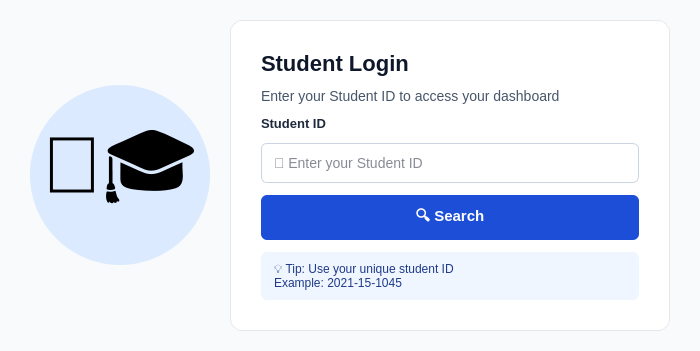
First picture: the form in gui/studentlogindialog.ui, repository mariiamahmd/Student-Grades-Checker, before the edit.
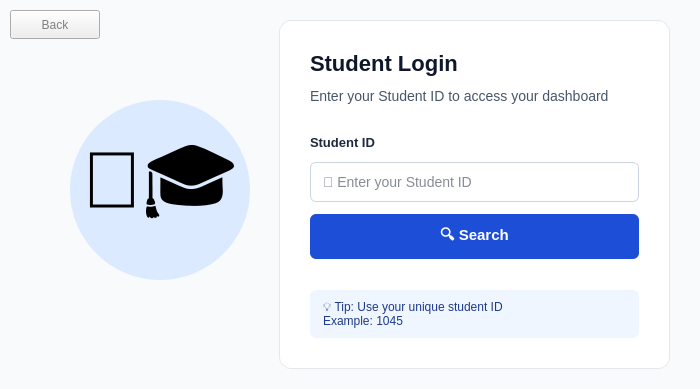
Second picture: the form after the edit.

```diff
--- a/gui/studentlogindialog.ui
+++ b/gui/studentlogindialog.ui
@@ -7,7 +7,7 @@
     <x>0</x>
     <y>0</y>
     <width>700</width>
-    <height>350</height>
+    <height>389</height>
    </rect>
   </property>
   <property name="windowTitle">
@@ -16,25 +16,15 @@
   <property name="styleSheet">
    <string>QDialog { background-color: #f8fafc; }</string>
   </property>
-  <layout class="QHBoxLayout" name="horizontalLayout">
-   <property name="spacing">
-    <number>20</number>
-   </property>
-   <property name="leftMargin">
-    <number>30</number>
-   </property>
-   <property name="topMargin">
-    <number>20</number>
-   </property>
-   <property name="rightMargin">
-    <number>30</number>
-   </property>
-   <property name="bottomMargin">
-    <number>20</number>
-   </property>
-   
-   <item>
     <widget class="QLabel" name="label_avatar">
+   <property name="geometry">
+    <rect>
+     <x>70</x>
+     <y>100</y>
+     <width>180</width>
+     <height>180</height>
+    </rect>
+   </property>
      <property name="minimumSize">
       <size>
        <width>180</width>
@@ -60,13 +50,18 @@
       <string>👨‍🎓</string>
      </property>
      <property name="alignment">
-      <set>Qt::AlignCenter</set>
-     </property>
-    </widget>
-   </item>
-   
-   <item>
+    <set>Qt::AlignmentFlag::AlignCenter</set>
+   </property>
+  </widget>
     <widget class="QFrame" name="frame_loginCard">
+   <property name="geometry">
+    <rect>
+     <x>279</x>
+     <y>20</y>
+     <width>391</width>
+     <height>349</height>
+    </rect>
+   </property>
      <property name="styleSheet">
       <string>
        QFrame#frame_loginCard {
@@ -215,14 +210,28 @@
         </property>
         <property name="text">
          <string>💡 Tip: Use your unique student ID
-Example: 2021-15-1045</string>
+Example: 1045</string>
         </property>
        </widget>
       </item>
      </layout>
     </widget>
-   </item>
-  </layout>
+  <widget class="QPushButton" name="btn_back">
+   <property name="geometry">
+    <rect>
+     <x>10</x>
+     <y>10</y>
+     <width>90</width>
+     <height>29</height>
+    </rect>
+   </property>
+   <property name="styleSheet">
+    <string notr="true">color:grey</string>
+   </property>
+   <property name="text">
+    <string>Back</string>
+   </property>
+  </widget>
  </widget>
  <resources/>
  <connections/>
```
Left out of the diff: 4 changed lines with no effect on the pictures. Lines whose indentation alone changed are shown as unchanged.
